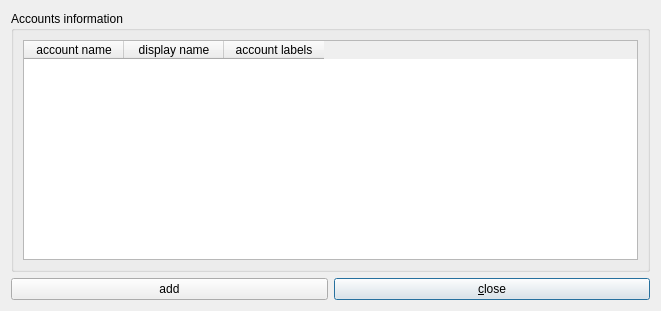
This is src/walletmanager.ui in mhogomchungu/qCheckGMail as Qt 5 draws it before an edit. The edited form follows.
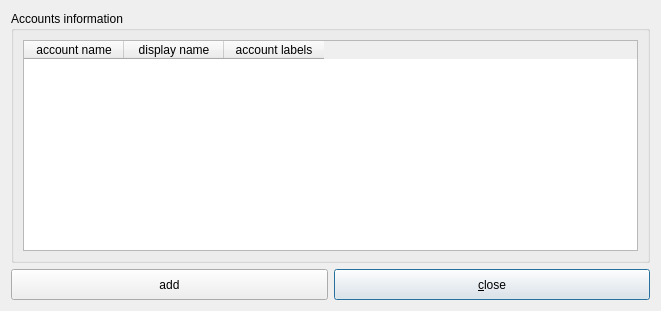
This is the edited form.

The edit to the form file:
```diff
--- a/src/walletmanager.ui
+++ b/src/walletmanager.ui
@@ -65,6 +65,12 @@
    </item>
    <item row="1" column="0">
     <widget class="QPushButton" name="pushButtonAccountAdd">
+     <property name="minimumSize">
+      <size>
+       <width>0</width>
+       <height>31</height>
+      </size>
+     </property>
      <property name="text">
       <string>add</string>
      </property>
@@ -72,6 +78,12 @@
    </item>
    <item row="1" column="1">
     <widget class="QPushButton" name="pushButtonClose">
+     <property name="minimumSize">
+      <size>
+       <width>0</width>
+       <height>31</height>
+      </size>
+     </property>
      <property name="text">
       <string>&amp;close</string>
      </property>
```
